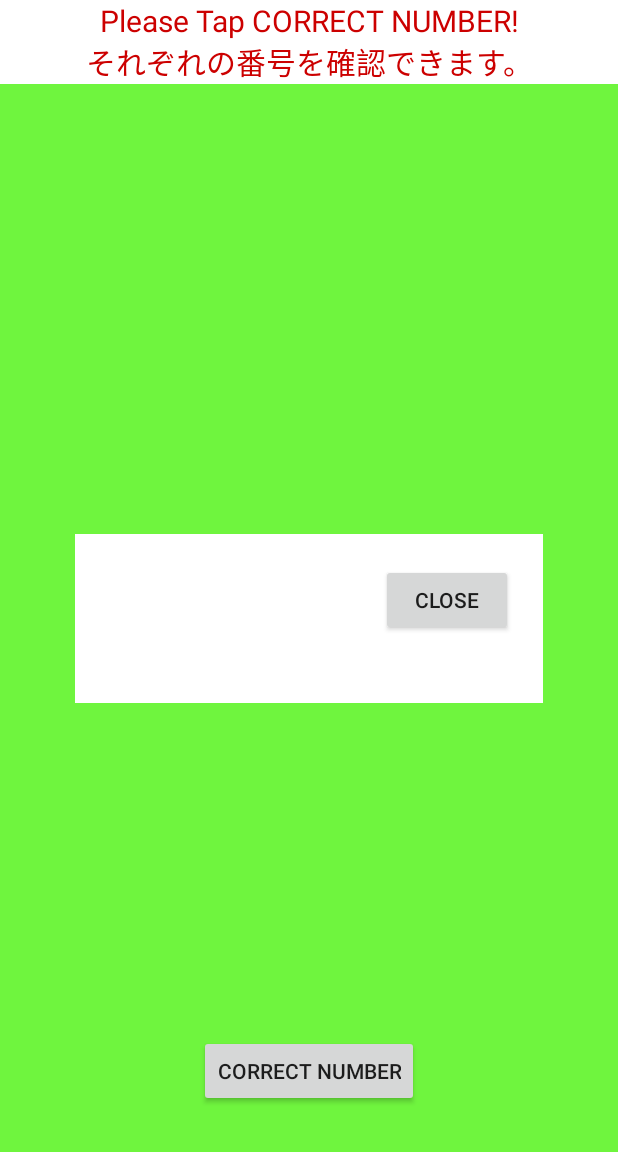
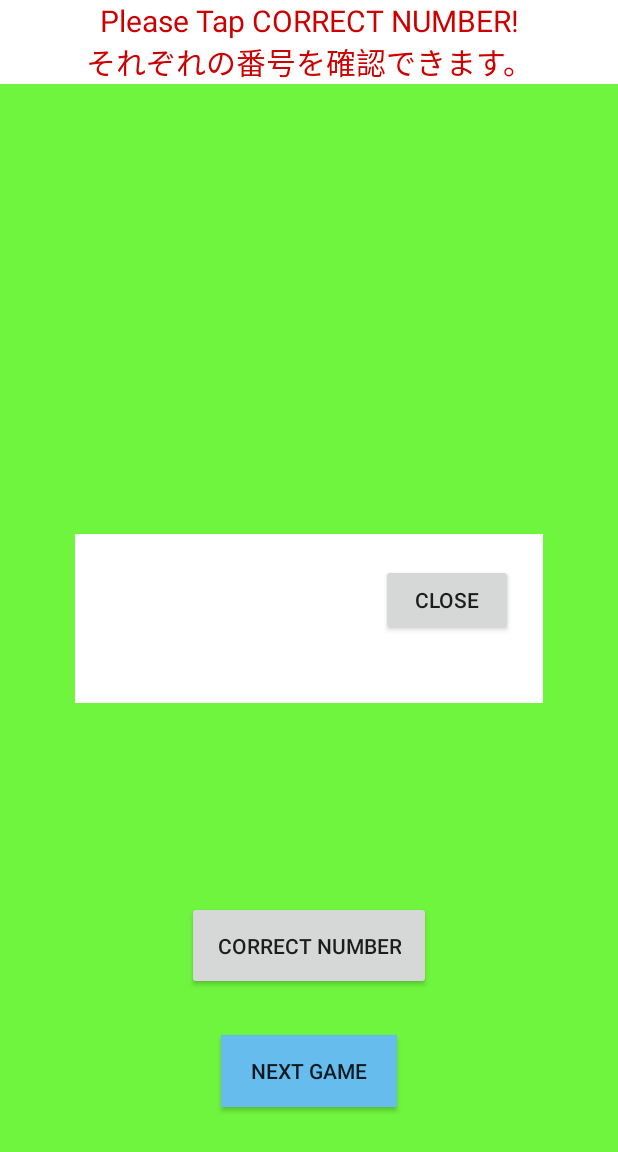
Before and after one commit to naotiiii/king_game_android, an Android app: the PlayActivity screen opened directly, with no data from a screen before it, after a tap on "CORRECT NUMBER", on a phone screen of 412 x 824 dp, the part 84-1236 px from its top. Run offline under Robolectric (Android 15) with nearby library versions, the light colour scheme and no system bars; our stand-ins replace AdMob; 3 statements that could not run were skipped.

Commit message:
update: 次のゲームを追加

```diff
--- a/app/src/main/java/com/example/king_game/Activity/PlayActivity.java
+++ b/app/src/main/java/com/example/king_game/Activity/PlayActivity.java
@@ -1,5 +1,6 @@
 package com.example.king_game.Activity;
 
+import android.content.DialogInterface;
 import android.content.Intent;
 import android.os.Bundle;
 import android.util.Log;
@@ -13,6 +14,7 @@ import android.widget.TextView;
 
 import androidx.annotation.NonNull;
 import androidx.annotation.Nullable;
+import androidx.appcompat.app.AlertDialog;
 import androidx.appcompat.app.AppCompatActivity;
 import androidx.appcompat.widget.Toolbar;
 import androidx.constraintlayout.widget.ConstraintLayout;
@@ -52,6 +54,7 @@ public class PlayActivity extends AppCompatActivity {
     private TextView mExplainText;
 
     private Button mCorrectBtn;
+    private Button mNextGameBtn;
 
     private GridView mGridView;
 
@@ -96,25 +99,7 @@ public class PlayActivity extends AppCompatActivity {
     protected void onStart() {
         super.onStart();
 
-        if (mTappedNumber == mInputNumber) {
-            mCorrectBtn.setVisibility(View.VISIBLE);
-
-            StringBuilder str = new StringBuilder();
-            for (int i=0; i < mCorrectNumList.size(); i++) {
-                int num = i+1;
-                if (mCorrectNumList.get(i).equals(getString(R.string.king))) {
-                    str.append(num + "番目: " + mCorrectNumList.get(i) + "\n");
-                    continue;
-                }
-                str.append( num + "番目: " + "No." + mCorrectNumList.get(i) + "\n");
-            }
-            mExplainText.setText(getString(R.string.finish_explain_text));
-            mExplainText.setTextColor(getColor(android.R.color.holo_red_dark));
-            mFinishText.setText(str);
-        }
-
-        PlayGridAdapter adapter = new PlayGridAdapter(this, mInputNumber, mTappedList);
-        mGridView.setAdapter(adapter);
+        setView();
     }
 
     /**
@@ -138,6 +123,10 @@ public class PlayActivity extends AppCompatActivity {
 
         Button finishBtn = findViewById(R.id.button_close);
         finishBtn.setOnClickListener(v -> onClickVisibleChange(mFinishLayout, false));
+
+        mNextGameBtn = findViewById(R.id.button_next_game);
+        mNextGameBtn.setVisibility(View.GONE);
+        mNextGameBtn.setOnClickListener(v -> onClickNextGameBtn());
 
         mGridView = findViewById(R.id.grid_view);
         mGridView.setOnItemClickListener(new AdapterView.OnItemClickListener() {
@@ -180,6 +169,40 @@ public class PlayActivity extends AppCompatActivity {
     }
 
     /**
+     * Viewのセット
+     */
+    private void setView() {
+        if (mTappedNumber == mInputNumber) {
+            mCorrectBtn.setVisibility(View.VISIBLE);
+            mNextGameBtn.setVisibility(View.VISIBLE);
+
+            StringBuilder str = new StringBuilder();
+            for (int i=0; i < mCorrectNumList.size(); i++) {
+                int num = i+1;
+                if (mCorrectNumList.get(i).equals(getString(R.string.king))) {
+                    str.append(num + "番目: " + mCorrectNumList.get(i) + "\n");
+                    continue;
+                }
+                str.append( num + "番目: " + "No." + mCorrectNumList.get(i) + "\n");
+            }
+            mExplainText.setText(getString(R.string.finish_explain_text));
+            mExplainText.setTextColor(getColor(android.R.color.holo_red_dark));
+            mFinishText.setText(str);
+        }
+
+        PlayGridAdapter adapter = new PlayGridAdapter(this, mInputNumber, mTappedList);
+        mGridView.setAdapter(adapter);
+    }
+
+    /**
+     * 画面更新
+     */
+    private void reloadView() {
+        initView();
+        setView();
+    }
+
+    /**
      * ツールバーに戻るボタンをセット
      */
     private void setBackButton() {
@@ -188,6 +211,30 @@ public class PlayActivity extends AppCompatActivity {
 
         getSupportActionBar().setDisplayHomeAsUpEnabled(true);
         getSupportActionBar().setHomeButtonEnabled(true);
+    }
+
+    /**
+     * 次のゲームタップ処理
+     */
+    private void onClickNextGameBtn() {
+        AlertDialog.Builder builder = new AlertDialog.Builder(this);
+        builder.setMessage(getString(R.string.next_game_explain))
+                .setPositiveButton(getString(R.string.yes), new DialogInterface.OnClickListener() {
+                    @Override
+                    public void onClick(DialogInterface dialog, int which) {
+                        reloadView();
+                    }
+                })
+                .setNegativeButton(getString(R.string.no), new DialogInterface.OnClickListener() {
+                    @Override
+                    public void onClick(DialogInterface dialog, int which) {
+                        finish();
+                    }
+                })
+                .create();
+
+        builder.show();
+
     }
 
     /**
@@ -253,6 +300,11 @@ public class PlayActivity extends AppCompatActivity {
      * 正解番号や番号系の設定
      */
     private void setContent() {
+        mTappedList.clear();
+        mCorrectNumList.clear();
+        mArrayNumber.clear();
+        mShowNumberList.clear();
+
         // 入力した値までの配列
         for (int i = 0; i < mInputNumber; i++) {
             mArrayNumber.add(i);
--- a/app/src/main/res/layout/activity_play.xml
+++ b/app/src/main/res/layout/activity_play.xml
@@ -86,7 +86,22 @@
         android:id="@+id/button_finish"
         android:layout_width="wrap_content"
         android:layout_height="wrap_content"
+        android:padding="20dp"
         android:text="@string/show_correct_number"
+        android:layout_marginBottom="30dp"
+        app:layout_constraintBottom_toTopOf="@id/button_next_game"
+        app:layout_constraintStart_toStartOf="parent"
+        app:layout_constraintEnd_toEndOf="parent"
+        />
+
+    <Button
+        android:id="@+id/button_next_game"
+        android:layout_width="wrap_content"
+        android:layout_height="wrap_content"
+        android:text="@string/next_game"
+        android:paddingStart="20dp"
+        android:paddingEnd="20dp"
+        android:background="@color/primary_thin_blue"
         android:layout_marginBottom="30dp"
         app:layout_constraintBottom_toBottomOf="@id/grid_view"
         app:layout_constraintStart_toStartOf="parent"
--- a/app/src/main/res/values/strings.xml
+++ b/app/src/main/res/values/strings.xml
@@ -6,6 +6,8 @@
     <string name="back">back</string>
     <string name="empty"></string>
     <string name="close">CLOSE</string>
+    <string name="yes">YES</string>
+    <string name="no">NO</string>
     <string name="confirmed">Confirmed</string>
     <string name="king">KING</string>
     <string name="role_explain">Check the number and press the button\n番号を確認し、下のボタンを押してください。</string>
@@ -28,6 +30,8 @@
     <string name="button_king_or_citizen">King\nor\nCitizen</string>
     <string name="button_selected">Selected\n選択済</string>]:
     <string name="show_correct_number">Correct Number</string>
+    <string name="next_game">Next Game</string>
+    <string name="next_game_explain">Start same number of people!!!\n同じ人数でおこないます。</string>
     <string name="finish_explain_text">Please Tap CORRECT NUMBER!\nそれぞれの番号を確認できます。</string>
 
     <!--Citizen-->
```
